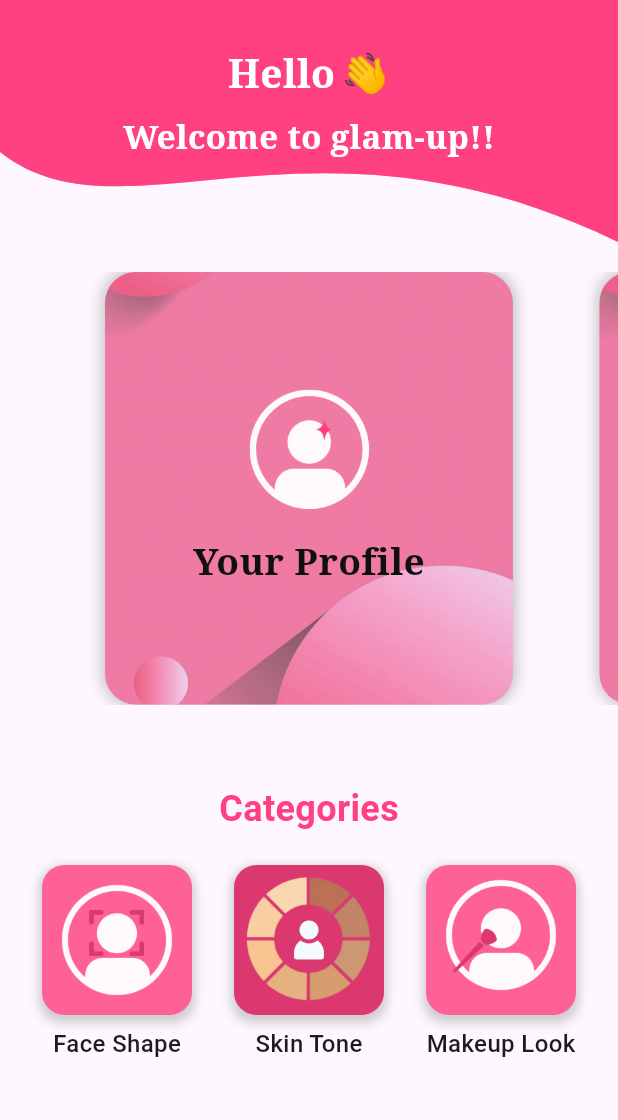
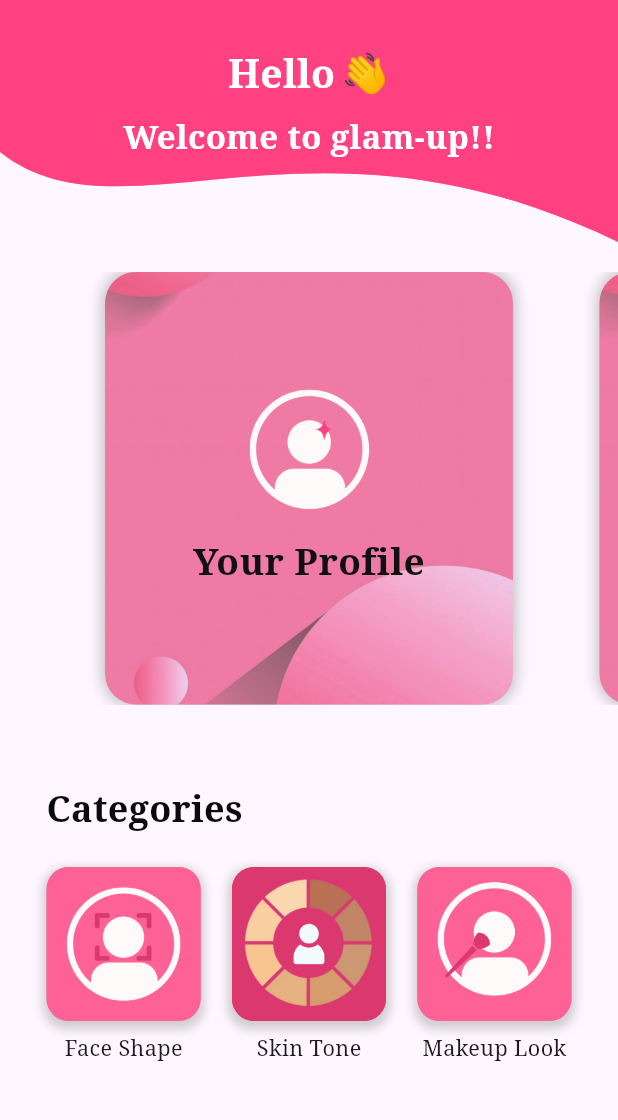
Before and after one commit to kwienyu/GlamourApp, a Flutter app: the ProfileSelection screen opened directly with empty values, on a phone screen of 412 x 824 dp, the part 84-1204 px from its top. Run offline on Flutter 3.47's test engine with Material 3 defaults, Android fonts, the phone set to English and light mode, and no system bars; drawn by our look-alikes of flutter_animate; our stand-ins replace bouncing_widget, camera, image_picker, loading_animation_widget, shared_preferences, shimmer_animation; missing offline and left inert: better_image_shadow; accounts and stored records are empty.

Commit message:
modify profile selection UI, Add Faceshapes page

```diff
--- a/lib/profile_selection.dart
+++ b/lib/profile_selection.dart
@@ -6,6 +6,7 @@ import 'camera.dart';
 import 'glamvault.dart';
 import 'makeup_guide.dart';
 import 'makeup_artistform.dart';
+import 'faceshapes.dart';
 
 class ProfileSelection extends StatefulWidget {
   final String userId;
@@ -62,11 +63,17 @@ class _ProfileSelectionState extends State<ProfileSelection> {
 
   @override
   Widget build(BuildContext context) {
+    return Scaffold(
+      appBar: _buildAppBar(context),
+      drawer: _buildDrawer(),
+      body: _buildBody(context),
+    );
+  }
+
+  AppBar _buildAppBar(BuildContext context) {
     final screenHeight = MediaQuery.of(context).size.height;
-    final screenWidth = MediaQuery.of(context).size.width;
 
-    return Scaffold(
-      appBar: AppBar(
+    return AppBar(
       backgroundColor: Colors.pinkAccent,
       elevation: 0,
       title: Image.asset(
@@ -92,95 +99,12 @@ class _ProfileSelectionState extends State<ProfileSelection> {
           ),
         ),
       ],
-      ),
-      drawer: Drawer(child: _buildDrawerContent()),
-      body: SingleChildScrollView(
-        child: Column(
-          children: [
-            Stack(
-              children: [
-                _buildCurvedBackground(screenHeight),
-                _buildMainContent(screenHeight, screenWidth),
-              ],
-            ),
-            Padding(
-              padding: const EdgeInsets.symmetric(vertical: 20.0),
-              child: Column(
-                children: [
-                  const Text(
-                    'Categories',
-                    style: TextStyle(
-                      fontSize: 24,
-                      fontWeight: FontWeight.bold,
-                      color: Colors.pinkAccent,
-                    ),
-                  )
-                      .animate()
-                      .fadeIn(delay: 200.ms)
-                      .scaleXY(begin: 0.8, end: 1),
-                  const SizedBox(height: 20),
-                  Row(
-                    mainAxisAlignment: MainAxisAlignment.spaceEvenly,
-                    children: [
-                      _buildCategoryImage('assets/face shape 2.png', 'Face Shape')
-                          .animate()
-                          .fadeIn(delay: 300.ms)
-                          .slide(begin: Offset(-0.5, 0), end: Offset.zero),
-                      _buildCategoryImage('assets/skin tone 2.png', 'Skin Tone')
-                          .animate()
-                          .fadeIn(delay: 400.ms)
-                          .slide(begin: Offset(-0.5, 0), end: Offset.zero),
-                      _buildCategoryImage('assets/makeup look.png', 'Makeup Look')
-                          .animate()
-                          .fadeIn(delay: 500.ms)
-                          .slide(begin: Offset(0.5, 0), end: Offset.zero),
-                    ],
-                  ),
-                ],
-              ),
-            ),
-          ],
-        ),
-      ),
     );
   }
 
-  Widget _buildCategoryImage(String imagePath, String label) {
-    return Column(
-      children: [
-        Container(
-          width: 100,
-          height: 100,
-          decoration: BoxDecoration(
-            borderRadius: BorderRadius.circular(15),
-            image: DecorationImage(
-              image: AssetImage(imagePath),
-              fit: BoxFit.cover,
-            ),
-            boxShadow: [
-              BoxShadow(
-                color: Colors.grey.withOpacity(0.5),
-                spreadRadius: 2,
-                blurRadius: 5,
-                offset: const Offset(0, 3),
-              ),
-            ],
-          ),
-        ),
-        const SizedBox(height: 8),
-        Text(
-          label,
-          style: const TextStyle(
-            fontSize: 16,
-            fontWeight: FontWeight.w500,
-          ),
-        ),
-      ],
-    );
-  }
-
-  Widget _buildDrawerContent() {
-    return ListView(
+  Widget _buildDrawer() {
+    return Drawer(
+      child: ListView(
         padding: EdgeInsets.zero,
         children: [
           DrawerHeader(
@@ -211,6 +135,30 @@ class _ProfileSelectionState extends State<ProfileSelection> {
             onTap: () => Navigator.pop(context),
           ),
         ],
+      ),
+    );
+  }
+
+  Widget _buildBody(BuildContext context) {
+    final screenHeight = MediaQuery.of(context).size.height;
+
+    return SingleChildScrollView(
+      child: ConstrainedBox(
+        constraints: BoxConstraints(
+          minHeight: screenHeight,
+        ),
+        child: Column(
+          children: [
+            Stack(
+              children: [
+                _buildCurvedBackground(screenHeight),
+                _buildMainContent(context),
+              ],
+            ),
+            _buildCategoriesSection(context),
+          ],
+        ),
+      ),
     );
   }
 
@@ -228,13 +176,10 @@ class _ProfileSelectionState extends State<ProfileSelection> {
                   blurRadius: 20,
                   spreadRadius: 5,
                   offset: const Offset(0, 10),
-                ),
-              ],
+            )],
             ),
           ),
-        )
-            .animate()
-            .fadeIn(duration: 300.ms),
+        ).animate().fadeIn(duration: 300.ms),
         ClipPath(
           clipper: TopCurveClipper(),
           child: Container(
@@ -243,14 +188,14 @@ class _ProfileSelectionState extends State<ProfileSelection> {
               color: Colors.pinkAccent,
             ),
           ),
-        )
-            .animate()
-            .fadeIn(duration: 500.ms),
+        ).animate().fadeIn(duration: 500.ms),
       ],
     );
   }
 
-  Widget _buildMainContent(double screenHeight, double screenWidth) {
+  Widget _buildMainContent(BuildContext context) {
+    final screenHeight = MediaQuery.of(context).size.height;
+
     return Column(
       children: [
         SizedBox(
@@ -259,14 +204,14 @@ class _ProfileSelectionState extends State<ProfileSelection> {
             children: [
               Positioned.fill(
                 child: Align(
-                  alignment: Alignment(0.0, -0.4), // Move text slightly upward
+                  alignment: Alignment(0.0, -0.4),
                   child: _buildWelcomeText(),
                 ),
               ),
             ],
           ),
         ),
-        _buildProfileCards(screenWidth),
+        _buildProfileCards(context),
         SizedBox(height: screenHeight * 0.04),
       ],
     );
@@ -327,8 +272,10 @@ class _ProfileSelectionState extends State<ProfileSelection> {
     );
   }
 
-  Widget _buildProfileCards(double screenWidth) {
+  Widget _buildProfileCards(BuildContext context) {
+    final screenWidth = MediaQuery.of(context).size.width;
     int? parsedUserId;
+
     try {
       parsedUserId = int.parse(widget.userId);
     } catch (e) {
@@ -340,19 +287,19 @@ class _ProfileSelectionState extends State<ProfileSelection> {
       child: PageView(
         controller: _pageController,
         children: [
-          _buildProfileCard('assets/profile.png', "Your Profile", SelectionPage(userId: widget.userId))
+          _buildProfileCard(context, 'assets/profile.png', "Your Profile", SelectionPage(userId: widget.userId))
               .animate()
               .fadeIn(delay: 200.ms)
               .scaleXY(begin: 0.8, end: 1),
-          _buildProfileCard('assets/camera.png', "Test My Look", const CameraPage())
+          _buildProfileCard(context, 'assets/camera.png', "Test My Look", const CameraPage())
               .animate()
               .fadeIn(delay: 300.ms)
               .scaleXY(begin: 0.8, end: 1),
-          _buildProfileCard('assets/facscan_icon.gif', "Be a Makeup Artist", MakeupArtistForm(userId: parsedUserId))
+          _buildProfileCard(context, 'assets/facscan_icon.gif', "Be a Makeup Artist", MakeupArtistForm(userId: parsedUserId))
               .animate()
               .fadeIn(delay: 400.ms)
               .scaleXY(begin: 0.8, end: 1),
-          _buildProfileCard(Icons.star, "Glam Vault", GlamVaultScreen(userId: parsedUserId))
+          _buildProfileCard(context, Icons.star, "Glam Vault", GlamVaultScreen(userId: parsedUserId))
               .animate()
               .fadeIn(delay: 500.ms)
               .scaleXY(begin: 0.8, end: 1),
@@ -361,18 +308,20 @@ class _ProfileSelectionState extends State<ProfileSelection> {
     );
   }
 
-  Widget _buildProfileCard(dynamic icon, String text, Widget route) {
+  Widget _buildProfileCard(BuildContext context, dynamic icon, String text, Widget route) {
+    final size = MediaQuery.of(context).size;
+
     return GestureDetector(
       onTap: () => Navigator.push(context, MaterialPageRoute(builder: (context) => route)),
       child: Container(
-        margin: EdgeInsets.symmetric(horizontal: MediaQuery.of(context).size.width * 0.07),
+        margin: EdgeInsets.symmetric(horizontal: size.width * 0.07),
         decoration: BoxDecoration(
-          borderRadius: BorderRadius.circular(MediaQuery.of(context).size.width * 0.05),
+          borderRadius: BorderRadius.circular(size.width * 0.05),
           boxShadow: [
             BoxShadow(
               color: Colors.black26,
-              blurRadius: MediaQuery.of(context).size.width * 0.02,
-              spreadRadius: MediaQuery.of(context).size.width * 0.002,
+              blurRadius: size.width * 0.02,
+              spreadRadius: size.width * 0.002,
             ),
           ],
           image: const DecorationImage(
@@ -382,7 +331,7 @@ class _ProfileSelectionState extends State<ProfileSelection> {
         ),
         child: Container(
           decoration: BoxDecoration(
-            borderRadius: BorderRadius.circular(MediaQuery.of(context).size.width * 0.05),
+            borderRadius: BorderRadius.circular(size.width * 0.05),
           ),
           child: Column(
             mainAxisAlignment: MainAxisAlignment.center,
@@ -391,24 +340,24 @@ class _ProfileSelectionState extends State<ProfileSelection> {
                 Icon(
                   icon,
                   color: Colors.white,
-                  size: MediaQuery.of(context).size.width * 0.20,
+                  size: size.width * 0.20,
                 )
                     .animate(onPlay: (controller) => controller.repeat())
                     .shake(duration: 2000.ms, hz: 2),
               if (icon is String)
                 Image.asset(
                   icon,
-                  width: MediaQuery.of(context).size.width * 0.20,
-                  height: MediaQuery.of(context).size.width * 0.20,
+                  width: size.width * 0.20,
+                  height: size.width * 0.20,
                 )
                     .animate(onPlay: (controller) => controller.repeat())
                     .shake(duration: 2000.ms, hz: 2),
-              SizedBox(height: MediaQuery.of(context).size.height * 0.02),
+              SizedBox(height: size.height * 0.02),
               Text(
                 text,
                 textAlign: TextAlign.center,
                 style: TextStyle(
-                  fontSize: MediaQuery.of(context).size.width * 0.06,
+                  fontSize: size.width * 0.06,
                   fontFamily: 'Serif',
                   fontWeight: FontWeight.bold,
                   color: const Color.fromARGB(255, 16, 16, 16),
@@ -420,6 +369,90 @@ class _ProfileSelectionState extends State<ProfileSelection> {
             ],
           ),
         ),
+      ),
+    );
+  }
+
+ Widget _buildCategoriesSection(BuildContext context) {
+  final screenWidth = MediaQuery.of(context).size.width;
+
+  return Padding(
+    padding: EdgeInsets.symmetric(vertical: screenWidth * 0.05),
+    child: Column(
+      crossAxisAlignment: CrossAxisAlignment.start, // This aligns children to the left
+      children: [
+        Padding(
+          padding: EdgeInsets.only(left: screenWidth * 0.05), // Add left padding to match the items
+          child: const Text(
+            'Categories',
+            style: TextStyle(
+              fontSize: 24,
+              fontFamily: 'Serif',
+              fontWeight: FontWeight.bold,
+              color: Color.fromARGB(255, 10, 10, 10),
+            ),
+          )
+              .animate()
+              .fadeIn(delay: 200.ms)
+              .scaleXY(begin: 0.8, end: 1),
+        ),
+        SizedBox(height: screenWidth * 0.05),
+        SingleChildScrollView(
+          scrollDirection: Axis.horizontal,
+          child: Row(
+            mainAxisAlignment: MainAxisAlignment.spaceEvenly,
+            children: [
+              SizedBox(width: screenWidth * 0.05),
+              _buildCategoryItem(context, 'assets/face shape 2.png', 'Face Shape', FaceShapesApp(userId: widget.userId)),
+              SizedBox(width: screenWidth * 0.05),
+              _buildCategoryItem(context, 'assets/skin tone 2.png', 'Skin Tone', Container()), // Replace with your SkinTone page
+              SizedBox(width: screenWidth * 0.05),
+              _buildCategoryItem(context, 'assets/makeup look.png', 'Makeup Look', Container()), // Replace with your MakeupLook page
+              SizedBox(width: screenWidth * 0.05),
+            ],
+          ),
+        ),
+      ],
+    ),
+  );
+}
+
+  Widget _buildCategoryItem(BuildContext context, String imagePath, String label, Widget route) {
+    final size = MediaQuery.of(context).size;
+
+    return GestureDetector(
+      onTap: () => Navigator.push(context, MaterialPageRoute(builder: (context) => route)),
+      child: Column(
+        children: [
+          Container(
+            width: size.width * 0.25,
+            height: size.width * 0.25,
+            decoration: BoxDecoration(
+              borderRadius: BorderRadius.circular(15),
+              image: DecorationImage(
+                image: AssetImage(imagePath),
+                fit: BoxFit.cover,
+              ),
+              boxShadow: [
+                BoxShadow(
+                  color: Colors.grey.withOpacity(0.5),
+                  spreadRadius: 2,
+                  blurRadius: 5,
+                  offset: const Offset(0, 3),
+                ),
+              ],
+            ),
+          ),
+          SizedBox(height: size.height * 0.01),
+          Text(
+            label,
+            style: TextStyle(
+              fontSize: size.width * 0.035,
+              fontFamily: 'Serif',
+              fontWeight: FontWeight.w500,
+            ),
+          ),
+        ],
       ),
     );
   }
```
Also changed, not shown: lib/faceshapes.dart (added, +276 -0 lines), lib/makeuplook_recommendation.dart (deleted, +0 -139 lines), pubspec.yaml (+12 -0 lines), assets/heart.png (added), assets/heart2_image.png (added), assets/oblong.png (added), assets/oblong2_image.png (added), assets/oval.png (added), assets/ovalt_image.png (added), assets/rectangle.png (added), assets/round.png, assets/round2_image.png (added), assets/square.png (added), assets/square2_image.png (added), 1 more files. Lines whose indentation alone changed are shown as unchanged.
